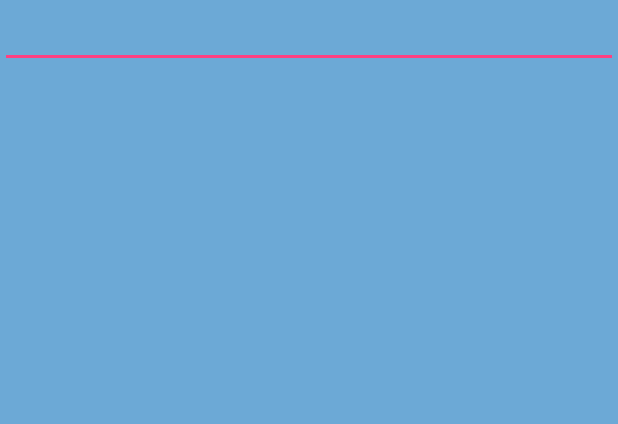
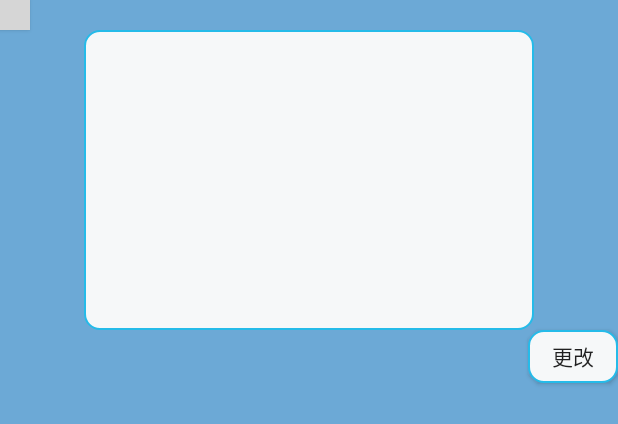
Before and after one commit to ZeroClian/SimpleNews, an Android app: the layout activity_motto.xml on its own in the app's theme, with its tools: preview values and no code run, on a phone screen of 412 x 824 dp. Shown: the top 424 px of the screen. Run offline under Robolectric (Android 15) with nearby library versions, the phone set to English and light mode, and no system bars; grey boxes are pictures that could not be loaded.

Commit message:
个人信息修改保存

```diff
--- a/app/build.gradle
+++ b/app/build.gradle
@@ -31,4 +31,5 @@ dependencies {
     testCompile 'junit:junit:4.12'
     compile 'com.android.support:design:26.0.0-alpha1'
     compile 'de.hdodenhof:circleimageview:2.1.0'
+    compile 'org.litepal.android:core:1.3.2'
 }
--- a/app/src/main/AndroidManifest.xml
+++ b/app/src/main/AndroidManifest.xml
@@ -5,6 +5,7 @@
     <uses-permission android:name="android.permission.INTERNET" />
 
     <application
+        android:name="org.litepal.LitePalApplication"
         android:allowBackup="true"
         android:icon="@mipmap/ic_launcher"
         android:label="@string/app_name"
--- a/app/src/main/java/com/example/simplenews/Index.java
+++ b/app/src/main/java/com/example/simplenews/Index.java
@@ -71,6 +71,7 @@ public class Index extends AppCompatActivity {
                     case R.id.nav_myinfo:
                         mDrawerLayout.closeDrawers();
                         Intent info = new Intent(Index.this,Infomation.class);
+                        info.putExtra("info_user",main_name);
                         startActivity(info);
                         break;
                     case R.id.nav_mycollection:
--- a/app/src/main/res/layout/activity_motto.xml
+++ b/app/src/main/res/layout/activity_motto.xml
@@ -1,16 +1,33 @@
 <?xml version="1.0" encoding="utf-8"?>
-<RelativeLayout xmlns:android="http://schemas.android.com/apk/res/android"
+<LinearLayout xmlns:android="http://schemas.android.com/apk/res/android"
     xmlns:tools="http://schemas.android.com/tools"
+    android:orientation="vertical"
     android:id="@+id/activity_motto"
     android:layout_width="match_parent"
     android:layout_height="match_parent"
     android:background="@color/colorPrimary"
     tools:context="com.example.simplenews.Motto">
 
+    <Button
+        android:id="@+id/motto_back"
+        android:background="@drawable/back"
+        android:layout_width="20dp"
+        android:layout_height="20dp" />
     <EditText
         android:id="@+id/new_motto"
-        android:textColor="@color/white"
-        android:layout_width="match_parent"
-        android:layout_height="wrap_content" />
+        android:textColor="@color/black"
+        android:gravity="top"
+        android:layout_gravity="center_horizontal"
+        android:layout_width="300dp"
+        android:textSize="18dp"
+        android:layout_height="200dp"
+        android:background="@drawable/textview_round_border"/>
+    <Button
+        android:id="@+id/alter_motto"
+        android:text="更改"
+        android:layout_width="60dp"
+        android:layout_height="35dp"
+        android:background="@drawable/textview_round_border"
+        android:layout_gravity="end"/>
 
-</RelativeLayout>
+</LinearLayout>
--- a/app/src/main/res/values/colors.xml
+++ b/app/src/main/res/values/colors.xml
@@ -3,5 +3,5 @@
     <color name="colorPrimary">#6ca9d6</color>
     <color name="colorPrimaryDark">#303F9F</color>
     <color name="colorAccent">#FF4081</color>
-    <color name="white">#f3f0f0</color>
+    <color name="black">#000000</color>
 </resources>
```
Also changed, not shown: app/src/main/assets/litepal.xml (added, +8 -0 lines), app/src/main/java/com/example/simplenews/Infomation.java (+72 -6 lines), app/src/main/java/com/example/simplenews/MainActivity.java (+25 -9 lines), app/src/main/java/com/example/simplenews/Motto.java (+30 -1 lines), app/src/main/java/com/example/simplenews/Register.java (+7 -6 lines), app/src/main/java/com/example/simplenews/gson/User.java (+40 -7 lines), app/src/main/res/layout/activity_infomation.xml (+4 -4 lines).
